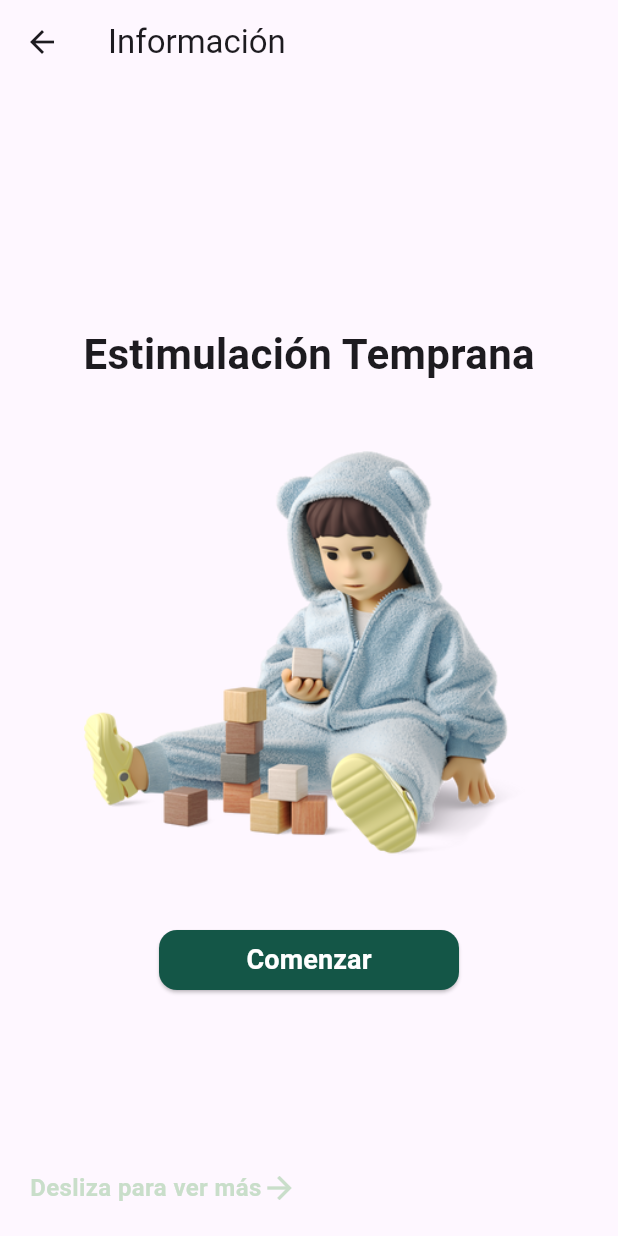
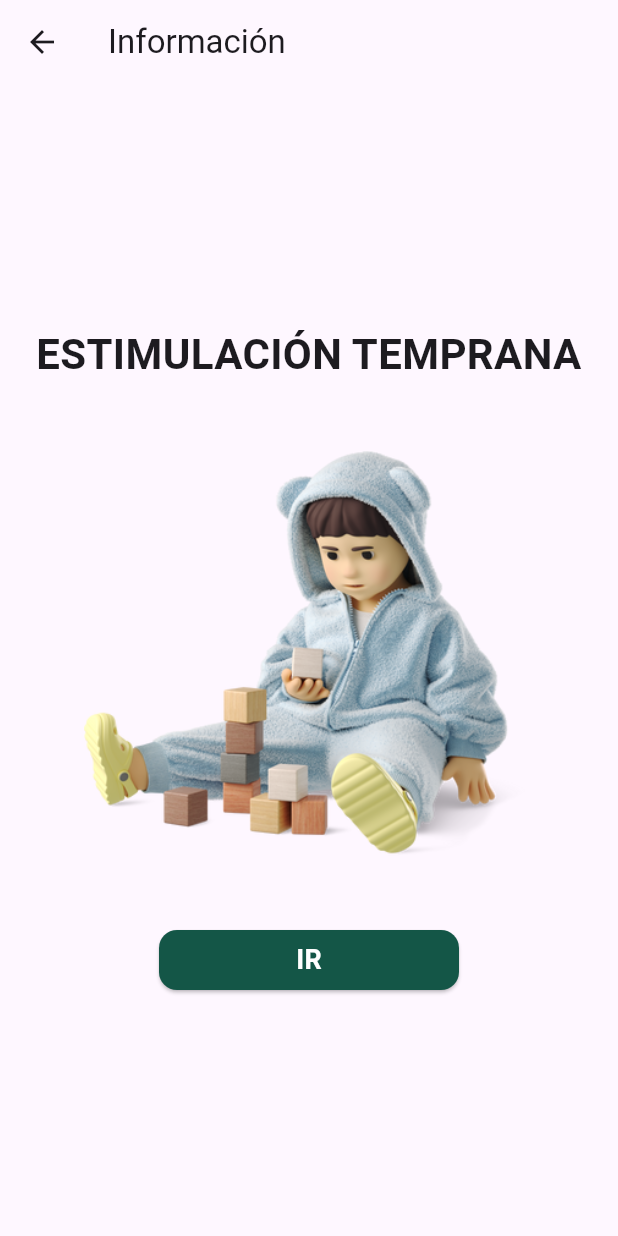
Before and after one commit to LuisDiegoGR/appdevfinal, a Flutter app: the Informacion1 screen opened directly, on a phone screen of 412 x 824 dp. Run offline on Flutter 3.47's test engine with Material 3 defaults, Android fonts, the phone set to English and light mode, and no system bars; our stand-ins replace cloud_firestore, firebase_auth, firebase_core, firebase_storage, image_picker; accounts and stored records are empty.

Commit message:
cambios en informacio1

```diff
--- a/lib/informacion1.dart
+++ b/lib/informacion1.dart
@@ -54,20 +54,30 @@ class _Informacion1State extends State<Informacion1> {
     super.dispose();
   }
 
+  Widget _buildImage(String imagePath, {double width = 300, double height = 300, double left = 0, double right = 0}) {
+    return Container(
+      margin: EdgeInsets.only(left: left, right: right),
+      child: Image.asset(
+        imagePath,
+        width: width,
+        height: height,
+      ),
+    );
+  }
+
   @override
   Widget build(BuildContext context) {
     return Scaffold(
       appBar: AppBar(
         title: Text('Información'),
       ),
-      body: Stack(
-        children: [
-          PageView.builder(
+      body: Center(
+        child: PageView.builder(
           controller: _pageController,
           itemCount: _imageUrls.length,
           itemBuilder: (context, index) {
             final image = _imageUrls[index];
-              final title = _titles[index];
+            final title = _titles[index].toUpperCase(); // Convertir a mayúsculas
             final pageOffset = (index - _currentPage).abs();
             final scale = 1 - (pageOffset * 0.3).clamp(0.0, 0.3);
 
@@ -79,16 +89,20 @@ class _Informacion1State extends State<Informacion1> {
                   children: [
                     Text(
                       title,
+                      textAlign: TextAlign.center,
                       style: TextStyle(
+                        fontFamily: 'Roboto',
                         fontSize: 28,
                         fontWeight: FontWeight.bold,
                       ),
                     ),
                     SizedBox(height: 30),
-                      Image.asset(
+                    _buildImage(
                       image,
-                        width: 300,
-                        height: 300,
+                      width: 300,   // Puedes ajustar el ancho aquí
+                      height: 300,  // Puedes ajustar la altura aquí
+                      left: 0,      // Puedes ajustar el margen izquierdo aquí
+                      right: 0,     // Puedes ajustar el margen derecho aquí
                     ),
                     SizedBox(height: 30),
                     SizedBox(
@@ -108,8 +122,12 @@ class _Informacion1State extends State<Informacion1> {
                           ),
                         ),
                         child: Text(
-                            'Comenzar',
-                            style: TextStyle(fontSize: 18, color: Colors.white, fontWeight: FontWeight.bold),
+                          'IR',
+                          style: TextStyle(
+                            fontSize: 18,
+                            color: Colors.white,
+                            fontWeight: FontWeight.bold,
+                          ),
                         ),
                       ),
                     ),
@@ -119,28 +137,6 @@ class _Informacion1State extends State<Informacion1> {
             );
           },
         ),
-          Positioned(
-            bottom: 20, // Ajustamos la posición para que esté debajo del botón
-            left: 20,
-            child: AnimatedOpacity(
-              opacity: _showText ? 1.0 : 0.0,
-              duration: Duration(milliseconds: 500),
-              child: Row(
-                children: [
-                  Text(
-                    'Desliza para ver más',
-                    style: TextStyle(
-                      color: Color.fromARGB(255, 201, 222, 202),
-                      fontWeight: FontWeight.bold,
-                      fontSize: 16,
-                    ),
-                  ),
-                  Icon(Icons.arrow_forward, color: Color.fromARGB(255, 201, 222, 202)), // Flecha hacia la derecha
-                ],
-              ),
-            ),
-          ),
-        ],
       ),
     );
   }
```
Lines whose indentation alone changed are shown as unchanged.
